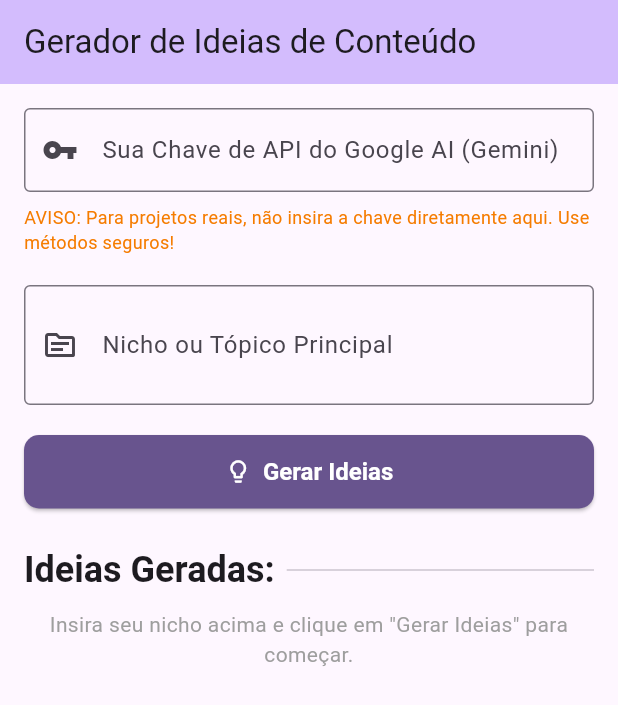
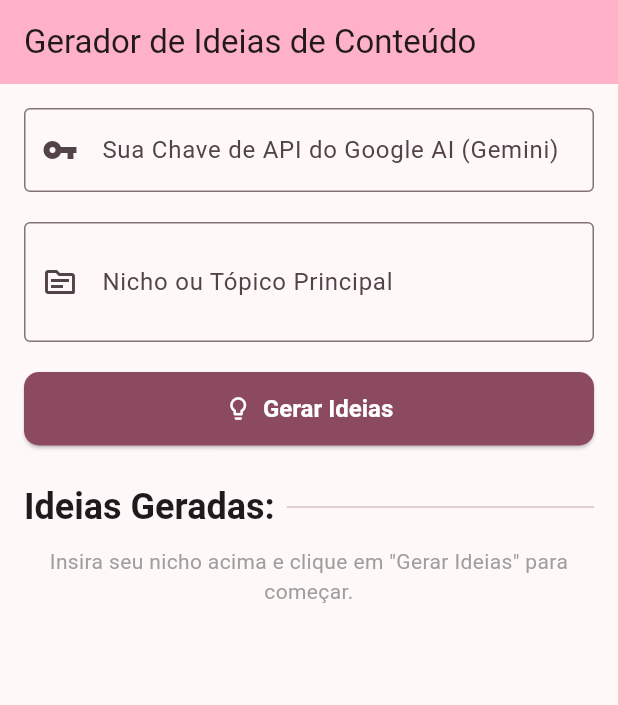
Before and after one commit to samuelt005/atividade_avaliativa_gerador_de_ideias_para_conteudo, a Flutter app: the screen it shows after launch, on a phone screen of 412 x 824 dp. Shown: the top 705 px of the screen. Run offline on Flutter 3.47's test engine with Material 3 defaults, Android fonts, the light colour scheme and no system bars; our stand-ins replace google_generative_ai.

Commit message:
Refactor: Update color scheme and add dark theme support

```diff
--- a/lib/main.dart
+++ b/lib/main.dart
@@ -15,17 +15,20 @@ class MyApp extends StatelessWidget {
     return MaterialApp(
       title: 'Gerador de Ideias de Conteúdo',
       theme: ThemeData(
-        colorScheme: ColorScheme.fromSeed(seedColor: Colors.deepPurple),
+        colorScheme: ColorScheme.fromSeed(
+          seedColor: Colors.black,
+        ),
         useMaterial3: true,
-        cardTheme: CardTheme(
-          // Add some default card styling
-          elevation: 2,
-          margin: const EdgeInsets.symmetric(vertical: 8.0),
-          shape: RoundedRectangleBorder(
-            borderRadius: BorderRadius.circular(12.0),
-          ),
+      ),
+      darkTheme: ThemeData(
+        colorScheme: ColorScheme.fromSeed(
+          seedColor: Colors.white,
+          brightness: Brightness.dark,
         ),
+        useMaterial3: true,
       ),
+      themeMode: ThemeMode.system,
+      debugShowCheckedModeBanner: false,
       home: const HomePage(title: 'Gerador de Ideias de Conteúdo'),
     );
   }
@@ -242,11 +245,6 @@ $outlineString
                 prefixIcon: Icon(Icons.vpn_key),
               ),
               obscureText: true,
-            ),
-            const SizedBox(height: 8.0),
-            Text(
-              'AVISO: Para projetos reais, não insira a chave diretamente aqui. Use métodos seguros!',
-              style: TextStyle(color: Colors.orange[700], fontSize: 12),
             ),
             const SizedBox(height: 20.0),
 
```
